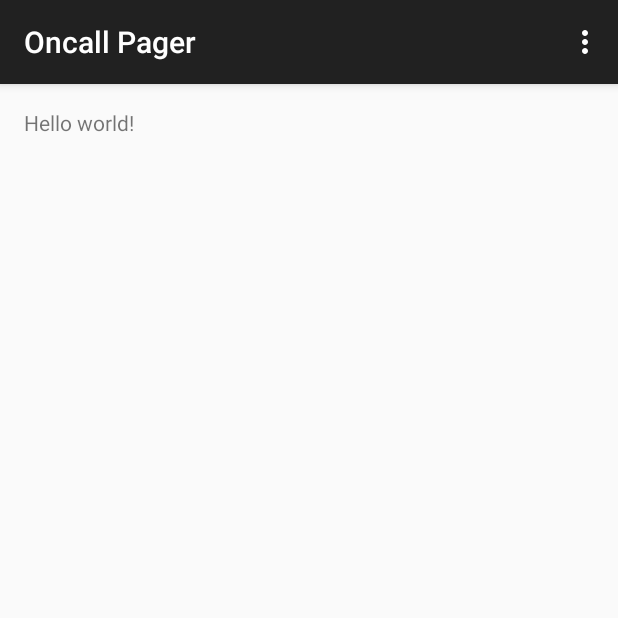
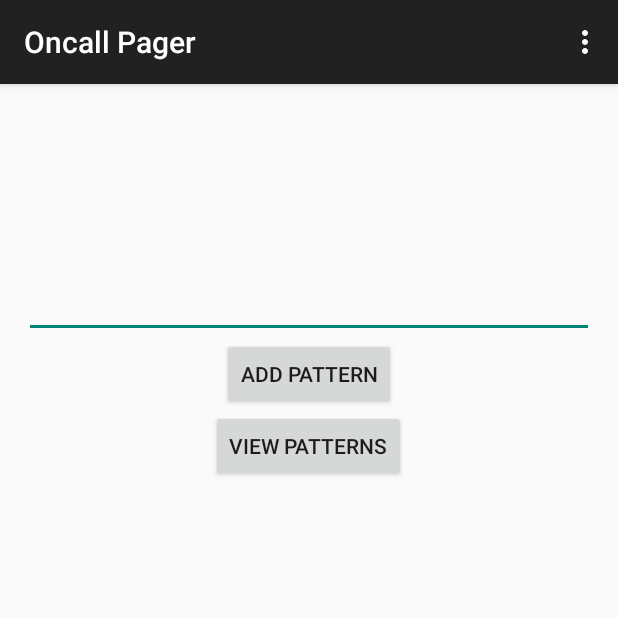
Before and after one commit to devinbhushan/OncallPager, an Android app: the screen it shows after launch (OncallPager), on a phone screen of 412 x 824 dp, the top half of it. Run offline under Robolectric (Android 15) with nearby library versions, the phone set to English and light mode, and no system bars; 2 statements that could not run were skipped.

```diff
--- a/app/src/main/java/com/pager/oncall/oncallpager/OncallPager.java
+++ b/app/src/main/java/com/pager/oncall/oncallpager/OncallPager.java
@@ -1,19 +1,74 @@
 package com.pager.oncall.oncallpager;
 
+import android.app.AlertDialog;
+import android.content.DialogInterface;
+import android.content.Intent;
+import android.net.Uri;
 import android.support.v7.app.ActionBarActivity;
 import android.os.Bundle;
+import android.util.Log;
 import android.view.Menu;
 import android.view.MenuItem;
+import android.view.View;
+import android.widget.Button;
+import android.widget.EditText;
+import android.widget.Toast;
 
 
 public class OncallPager extends ActionBarActivity {
+
+    Button add_pattern_button, view_patterns_button;
+    Globals globals;
 
     @Override
     protected void onCreate(Bundle savedInstanceState) {
         super.onCreate(savedInstanceState);
         setContentView(R.layout.activity_oncall_pager);
+        SMSReceiver recv = new SMSReceiver();
+
+        globals = Globals.getInstance();
+        addListenersOnButton();
     }
 
+    public void addListenersOnButton() {
+        add_pattern_button = (Button) findViewById(R.id.add_pattern);
+        view_patterns_button = (Button) findViewById(R.id.view_patterns);
+
+        add_pattern_button.setOnClickListener(new View.OnClickListener() {
+            @Override
+            public void onClick(View arg0) {
+                EditText patternField = (EditText)findViewById(R.id.pattern_str);
+                String patternText = patternField.getText().toString();
+                globals.addPattern(patternText);
+                Toast.makeText(getBaseContext(), "Added " + patternText, Toast.LENGTH_LONG).show();
+            }
+        });
+
+        view_patterns_button.setOnClickListener(new View.OnClickListener() {
+            @Override
+            public void onClick(View arg0) {
+                AlertDialog.Builder alertDialogBuilder = new AlertDialog.Builder(
+                        getBaseContext());
+
+                // set title
+                alertDialogBuilder.setTitle("Patterns");
+
+                // set dialog message
+                alertDialogBuilder
+                        .setNegativeButton("Close",new DialogInterface.OnClickListener() {
+                            public void onClick(DialogInterface dialog,int id) {
+                                dialog.cancel();
+                            }
+                        });
+
+                // create alert dialog
+                AlertDialog alertDialog = alertDialogBuilder.create();
+
+                // show it
+                alertDialog.show();
+            }
+        });
+    }
 
     @Override
     public boolean onCreateOptionsMenu(Menu menu) {
--- a/app/src/main/res/layout/activity_oncall_pager.xml
+++ b/app/src/main/res/layout/activity_oncall_pager.xml
@@ -5,7 +5,34 @@
     android:paddingTop="@dimen/activity_vertical_margin"
     android:paddingBottom="@dimen/activity_vertical_margin" tools:context=".OncallPager">
 
-    <TextView android:text="@string/hello_world" android:layout_width="wrap_content"
-        android:layout_height="wrap_content" />
+    <LinearLayout
+        android:orientation="vertical"
+        android:layout_width="fill_parent"
+        android:layout_height="fill_parent"
+        android:layout_alignParentTop="true"
+        android:layout_centerHorizontal="true"
+        android:layout_marginTop="108dp">
 
+        <EditText
+            android:layout_width="match_parent"
+            android:layout_height="wrap_content"
+            android:id="@+id/pattern_str"
+            android:layout_gravity="center_horizontal"
+            android:editable="true"
+            android:enabled="true" />
+
+        <Button
+            android:layout_width="wrap_content"
+            android:layout_height="wrap_content"
+            android:text="Add Pattern"
+            android:id="@+id/add_pattern"
+            android:layout_gravity="center_horizontal" />
+
+        <Button
+            android:layout_width="wrap_content"
+            android:layout_height="wrap_content"
+            android:text="View Patterns"
+            android:id="@+id/view_patterns"
+            android:layout_gravity="center_horizontal" />
+    </LinearLayout>
 </RelativeLayout>
```
Also changed, not shown: app/src/main/AndroidManifest.xml (+10 -1 lines), 1 other file.
